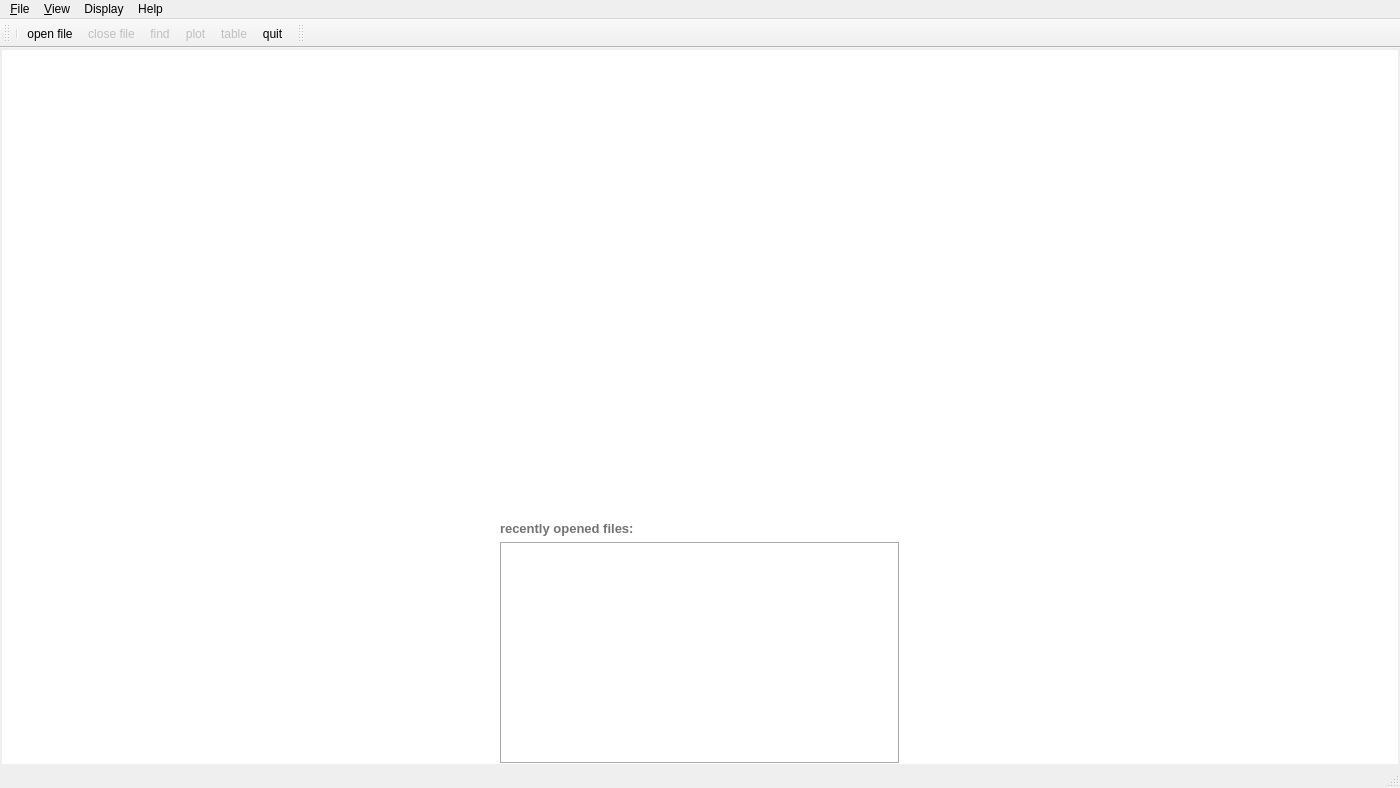
The window that MainWindow.ui (bendalab/NixView) describes before a commit, drawn with Qt 5.
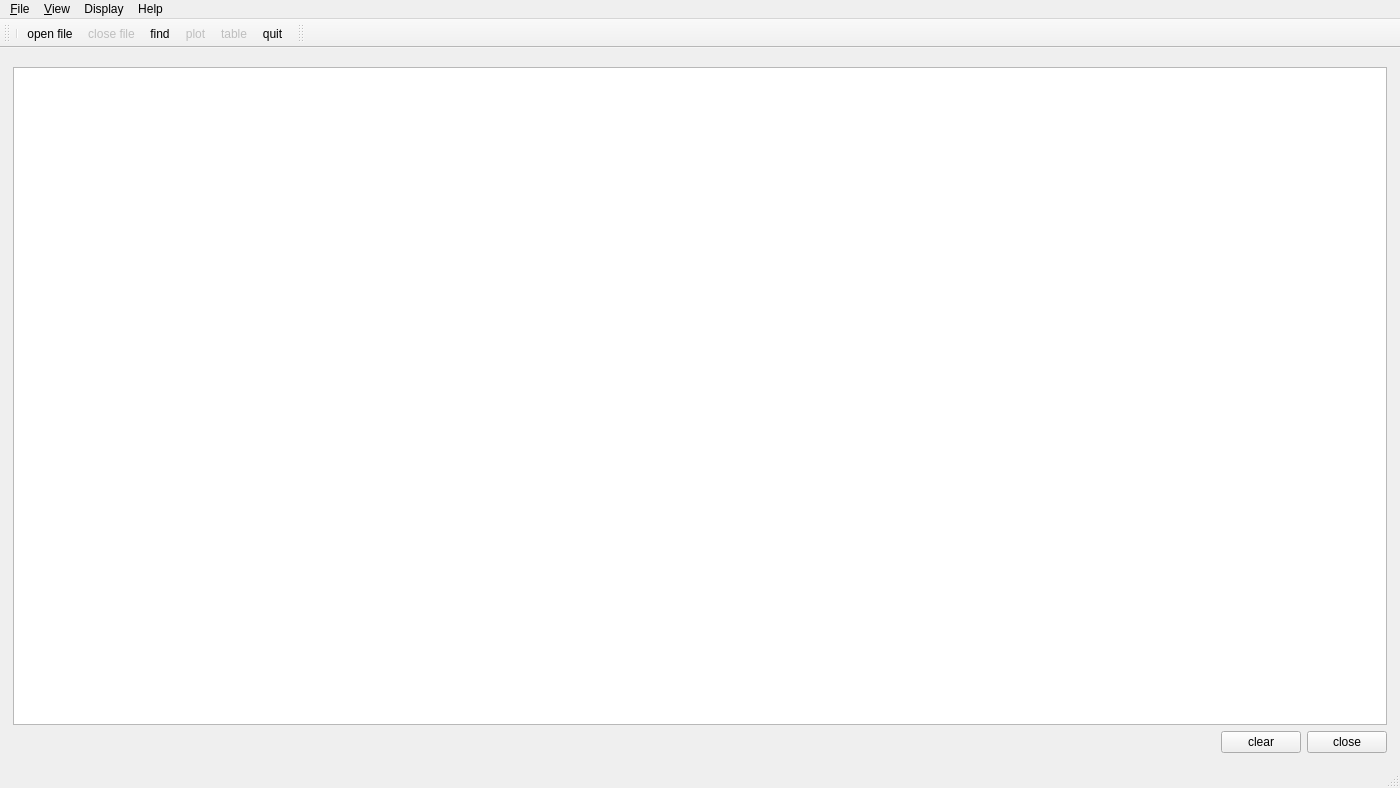
The same window after the commit. Icons and pictures are not drawn. Custom widgets are drawn as their Qt base class.

Commit message: [main] include the searching, as far as it goes...

Diff of the .ui file:
```diff
--- a/MainWindow.ui
+++ b/MainWindow.ui
@@ -94,6 +94,50 @@
            </item>
           </layout>
          </widget>
+         <widget class="QWidget" name="search">
+          <layout class="QVBoxLayout" name="verticalLayout_3">
+           <item>
+            <widget class="SearchForm" name="searchForm" native="true"/>
+           </item>
+           <item>
+            <widget class="QListWidget" name="searchResults"/>
+           </item>
+           <item>
+            <layout class="QHBoxLayout" name="horizontalLayout_3">
+             <item>
+              <spacer name="horizontalSpacer_3">
+               <property name="orientation">
+                <enum>Qt::Horizontal</enum>
+               </property>
+               <property name="sizeHint" stdset="0">
+                <size>
+                 <width>40</width>
+                 <height>20</height>
+                </size>
+               </property>
+              </spacer>
+             </item>
+             <item>
+              <widget class="QPushButton" name="clearSearchBtn">
+               <property name="text">
+                <string>clear</string>
+               </property>
+              </widget>
+             </item>
+             <item>
+              <widget class="QPushButton" name="closeSearchBtn">
+               <property name="toolTip">
+                <string>closeSearch</string>
+               </property>
+               <property name="text">
+                <string>close</string>
+               </property>
+              </widget>
+             </item>
+            </layout>
+           </item>
+          </layout>
+         </widget>
          <widget class="QWidget" name="splash">
           <property name="autoFillBackground">
            <bool>false</bool>
@@ -558,7 +602,7 @@
   </action>
   <action name="actionFind">
    <property name="enabled">
-    <bool>false</bool>
+    <bool>true</bool>
    </property>
    <property name="icon">
     <iconset resource="resources.qrc">
@@ -599,6 +643,12 @@
    <header>views/MainViewWidget.hpp</header>
    <container>1</container>
   </customwidget>
+  <customwidget>
+   <class>SearchForm</class>
+   <extends>QWidget</extends>
+   <header>searchform.h</header>
+   <container>1</container>
+  </customwidget>
  </customwidgets>
  <resources>
   <include location="resources.qrc"/>
```
Left out of the diff: 34 changed lines with no effect on the pictures. The commit also changes 2 other files.
